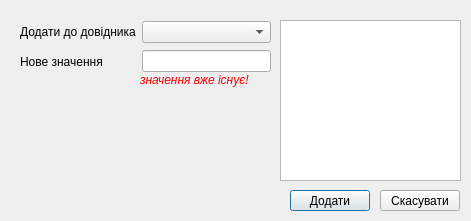
moz6go/ShoesStore, file dictionarydialog.ui: the form before one commit.
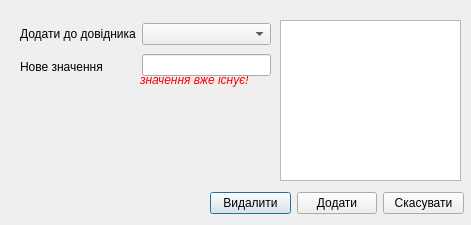
The form after the commit.

The edit to the form file:
```diff
--- a/dictionarydialog.ui
+++ b/dictionarydialog.ui
@@ -7,7 +7,7 @@
     <x>0</x>
     <y>0</y>
     <width>471</width>
-    <height>221</height>
+    <height>225</height>
    </rect>
   </property>
   <property name="windowTitle">
@@ -16,32 +16,6 @@
   <property name="styleSheet">
    <string notr="true"/>
   </property>
-  <widget class="QPushButton" name="add_pb">
-   <property name="geometry">
-    <rect>
-     <x>290</x>
-     <y>190</y>
-     <width>80</width>
-     <height>21</height>
-    </rect>
-   </property>
-   <property name="text">
-    <string>Додати</string>
-   </property>
-  </widget>
-  <widget class="QPushButton" name="cancel_pb">
-   <property name="geometry">
-    <rect>
-     <x>380</x>
-     <y>190</y>
-     <width>80</width>
-     <height>21</height>
-    </rect>
-   </property>
-   <property name="text">
-    <string>Скасувати</string>
-   </property>
-  </widget>
   <widget class="QTableView" name="dict_view">
    <property name="geometry">
     <rect>
@@ -77,13 +51,13 @@
     <string>значення вже існує!</string>
    </property>
   </widget>
-  <widget class="QWidget" name="">
+  <widget class="QWidget" name="layoutWidget">
    <property name="geometry">
     <rect>
      <x>20</x>
      <y>20</y>
      <width>251</width>
-     <height>54</height>
+     <height>60</height>
     </rect>
    </property>
    <layout class="QHBoxLayout" name="horizontalLayout">
@@ -117,6 +91,39 @@
     </item>
    </layout>
   </widget>
+  <widget class="QWidget" name="">
+   <property name="geometry">
+    <rect>
+     <x>210</x>
+     <y>190</y>
+     <width>254</width>
+     <height>27</height>
+    </rect>
+   </property>
+   <layout class="QHBoxLayout" name="horizontalLayout_2">
+    <item>
+     <widget class="QPushButton" name="del_pb">
+      <property name="text">
+       <string>Видалити</string>
+      </property>
+     </widget>
+    </item>
+    <item>
+     <widget class="QPushButton" name="add_pb">
+      <property name="text">
+       <string>Додати</string>
+      </property>
+     </widget>
+    </item>
+    <item>
+     <widget class="QPushButton" name="cancel_pb">
+      <property name="text">
+       <string>Скасувати</string>
+      </property>
+     </widget>
+    </item>
+   </layout>
+  </widget>
  </widget>
  <resources/>
  <connections/>
```
